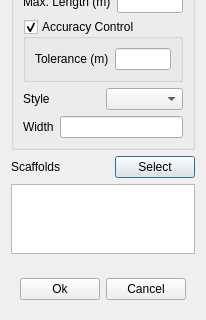
Old version of the form baramFlow/view/results/graphics/graphic_dialog.ui in the repository nextfoam/baram; both pictures show x 0 to 206 and y 400 to 720 of the 206 by 720 pixel window.
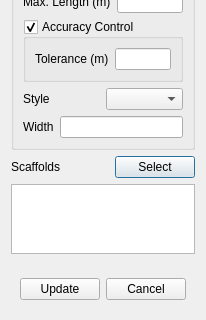
New version of the form. Custom widgets are drawn as their Qt base class.

Diff of the .ui file:
```diff
--- a/baramFlow/view/results/graphics/graphic_dialog.ui
+++ b/baramFlow/view/results/graphics/graphic_dialog.ui
@@ -625,7 +625,7 @@
       <item>
        <widget class="QPushButton" name="ok">
         <property name="text">
-         <string>Ok</string>
+         <string>Update</string>
         </property>
        </widget>
       </item>
```
Left out of the diff: 2 changed lines with no effect on the pictures.
